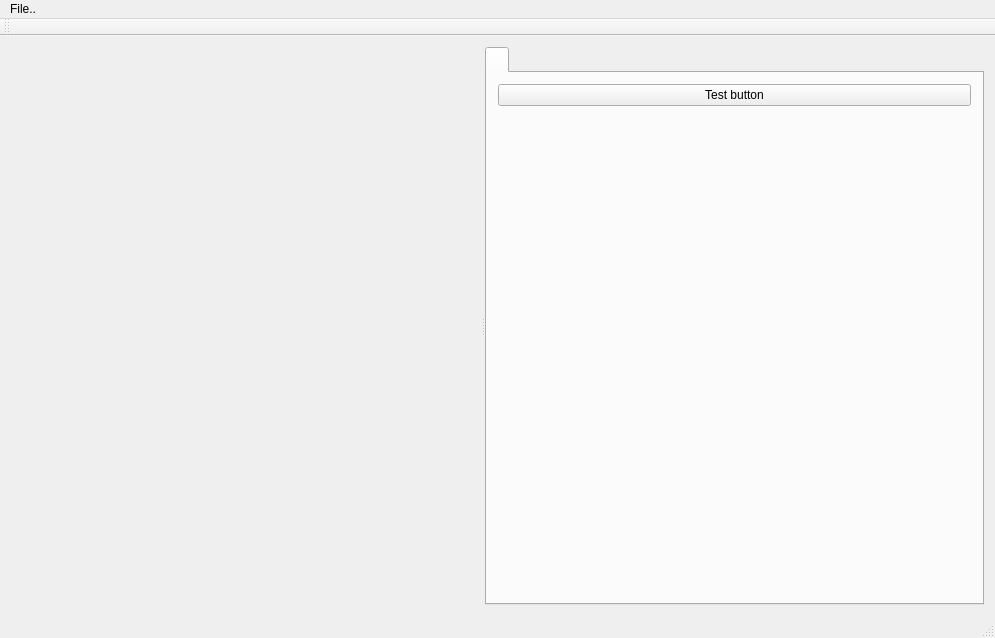
Before: the Qt Designer form SourceCode/Modelviewer/modelviewerwindow.ui in Wapajama/ZMasher, drawn with Qt 5.
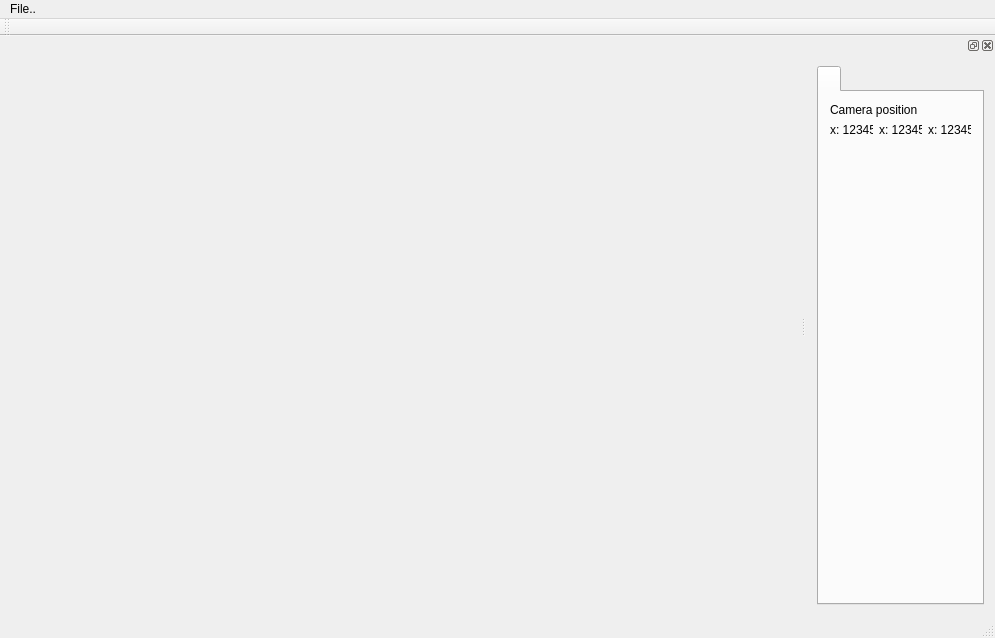
After: the same form once the commit is applied.

Commit message: Added support for loading models into modelviewer, also fixed camera that was too slow or too fast

The edit to the form file:
```diff
--- a/SourceCode/Modelviewer/modelviewerwindow.ui
+++ b/SourceCode/Modelviewer/modelviewerwindow.ui
@@ -14,75 +14,15 @@
    <string>ModelViewerWindow</string>
   </property>
   <widget class="QWidget" name="centralWidget">
-   <layout class="QHBoxLayout" name="horizontalLayout">
+   <layout class="QHBoxLayout" name="horizontalLayout_2">
     <item>
-     <widget class="QSplitter" name="splitter">
-      <property name="orientation">
-       <enum>Qt::Horizontal</enum>
+     <widget class="QWidget" name="graphicsView" native="true">
+      <property name="sizePolicy">
+       <sizepolicy hsizetype="Expanding" vsizetype="Preferred">
+        <horstretch>0</horstretch>
+        <verstretch>0</verstretch>
+       </sizepolicy>
       </property>
-      <widget class="QWidget" name="graphicsView" native="true">
-       <property name="sizePolicy">
-        <sizepolicy hsizetype="Expanding" vsizetype="Preferred">
-         <horstretch>0</horstretch>
-         <verstretch>0</verstretch>
-        </sizepolicy>
-       </property>
-      </widget>
-      <widget class="QTabWidget" name="PropertyView">
-       <property name="enabled">
-        <bool>true</bool>
-       </property>
-       <property name="sizePolicy">
-        <sizepolicy hsizetype="Minimum" vsizetype="Preferred">
-         <horstretch>0</horstretch>
-         <verstretch>0</verstretch>
-        </sizepolicy>
-       </property>
-       <widget class="QWidget" name="PropertyViewPage1">
-        <attribute name="title">
-         <string/>
-        </attribute>
-        <layout class="QVBoxLayout" name="verticalLayout_2">
-         <item>
-          <layout class="QVBoxLayout" name="verticalLayout">
-           <item>
-            <widget class="QPushButton" name="pushButton">
-             <property name="text">
-              <string>Test button</string>
-             </property>
-            </widget>
-           </item>
-           <item>
-            <spacer name="horizontalSpacer">
-             <property name="orientation">
-              <enum>Qt::Horizontal</enum>
-             </property>
-             <property name="sizeHint" stdset="0">
-              <size>
-               <width>40</width>
-               <height>20</height>
-              </size>
-             </property>
-            </spacer>
-           </item>
-          </layout>
-         </item>
-         <item>
-          <spacer name="verticalSpacer">
-           <property name="orientation">
-            <enum>Qt::Vertical</enum>
-           </property>
-           <property name="sizeHint" stdset="0">
-            <size>
-             <width>20</width>
-             <height>463</height>
-            </size>
-           </property>
-          </spacer>
-         </item>
-        </layout>
-       </widget>
-      </widget>
      </widget>
     </item>
    </layout>
@@ -113,6 +53,155 @@
    </attribute>
   </widget>
   <widget class="QStatusBar" name="statusBar"/>
+  <widget class="QDockWidget" name="dockWidget">
+   <attribute name="dockWidgetArea">
+    <number>2</number>
+   </attribute>
+   <widget class="QWidget" name="dockWidgetContents">
+    <layout class="QHBoxLayout" name="horizontalLayout">
+     <item>
+      <widget class="QTabWidget" name="PropertyView">
+       <property name="enabled">
+        <bool>true</bool>
+       </property>
+       <property name="sizePolicy">
+        <sizepolicy hsizetype="Minimum" vsizetype="Preferred">
+         <horstretch>0</horstretch>
+         <verstretch>0</verstretch>
+        </sizepolicy>
+       </property>
+       <widget class="QWidget" name="PropertyViewPage1">
+        <attribute name="title">
+         <string/>
+        </attribute>
+        <layout class="QVBoxLayout" name="verticalLayout_3">
+         <item>
+          <layout class="QVBoxLayout" name="verticalLayout_2">
+           <item>
+            <layout class="QVBoxLayout" name="verticalLayout">
+             <item>
+              <widget class="QLabel" name="cameraPosLabel">
+               <property name="text">
+                <string>Camera position</string>
+               </property>
+              </widget>
+             </item>
+             <item>
+              <layout class="QHBoxLayout" name="horizontalLayout_3">
+               <item>
+                <widget class="QLabel" name="cameraPosX">
+                 <property name="sizePolicy">
+                  <sizepolicy hsizetype="Fixed" vsizetype="Fixed">
+                   <horstretch>0</horstretch>
+                   <verstretch>0</verstretch>
+                  </sizepolicy>
+                 </property>
+                 <property name="minimumSize">
+                  <size>
+                   <width>43</width>
+                   <height>13</height>
+                  </size>
+                 </property>
+                 <property name="maximumSize">
+                  <size>
+                   <width>43</width>
+                   <height>16777215</height>
+                  </size>
+                 </property>
+                 <property name="text">
+                  <string>x: 12345</string>
+                 </property>
+                </widget>
+               </item>
+               <item>
+                <widget class="QLabel" name="cameraPosY">
+                 <property name="sizePolicy">
+                  <sizepolicy hsizetype="Fixed" vsizetype="Fixed">
+                   <horstretch>0</horstretch>
+                   <verstretch>0</verstretch>
+                  </sizepolicy>
+                 </property>
+                 <property name="minimumSize">
+                  <size>
+                   <width>43</width>
+                   <height>13</height>
+                  </size>
+                 </property>
+                 <property name="maximumSize">
+                  <size>
+                   <width>43</width>
+                   <height>16777215</height>
+                  </size>
+                 </property>
+                 <property name="text">
+                  <string>x: 12345</string>
+                 </property>
+                </widget>
+               </item>
+               <item>
+                <widget class="QLabel" name="cameraPosZ">
+                 <property name="sizePolicy">
+                  <sizepolicy hsizetype="Fixed" vsizetype="Fixed">
+                   <horstretch>0</horstretch>
+                   <verstretch>0</verstretch>
+                  </sizepolicy>
+                 </property>
+                 <property name="minimumSize">
+                  <size>
+                   <width>43</width>
+                   <height>13</height>
+                  </size>
+                 </property>
+                 <property name="maximumSize">
+                  <size>
+                   <width>43</width>
+                   <height>16777215</height>
+                  </size>
+                 </property>
+                 <property name="text">
+                  <string>x: 12345</string>
+                 </property>
+                </widget>
+               </item>
+              </layout>
+             </item>
+             <item>
+              <spacer name="horizontalSpacer">
+               <property name="orientation">
+                <enum>Qt::Horizontal</enum>
+               </property>
+               <property name="sizeHint" stdset="0">
+                <size>
+                 <width>40</width>
+                 <height>20</height>
+                </size>
+               </property>
+              </spacer>
+             </item>
+            </layout>
+           </item>
+           <item>
+            <spacer name="verticalSpacer">
+             <property name="orientation">
+              <enum>Qt::Vertical</enum>
+             </property>
+             <property name="sizeHint" stdset="0">
+              <size>
+               <width>20</width>
+               <height>463</height>
+              </size>
+             </property>
+            </spacer>
+           </item>
+          </layout>
+         </item>
+        </layout>
+       </widget>
+      </widget>
+     </item>
+    </layout>
+   </widget>
+  </widget>
   <action name="actionLoad_File">
    <property name="text">
     <string>Load File..</string>
```
Left out of the diff: 10 changed lines with no effect on the pictures. The commit also changes 64 other files.
